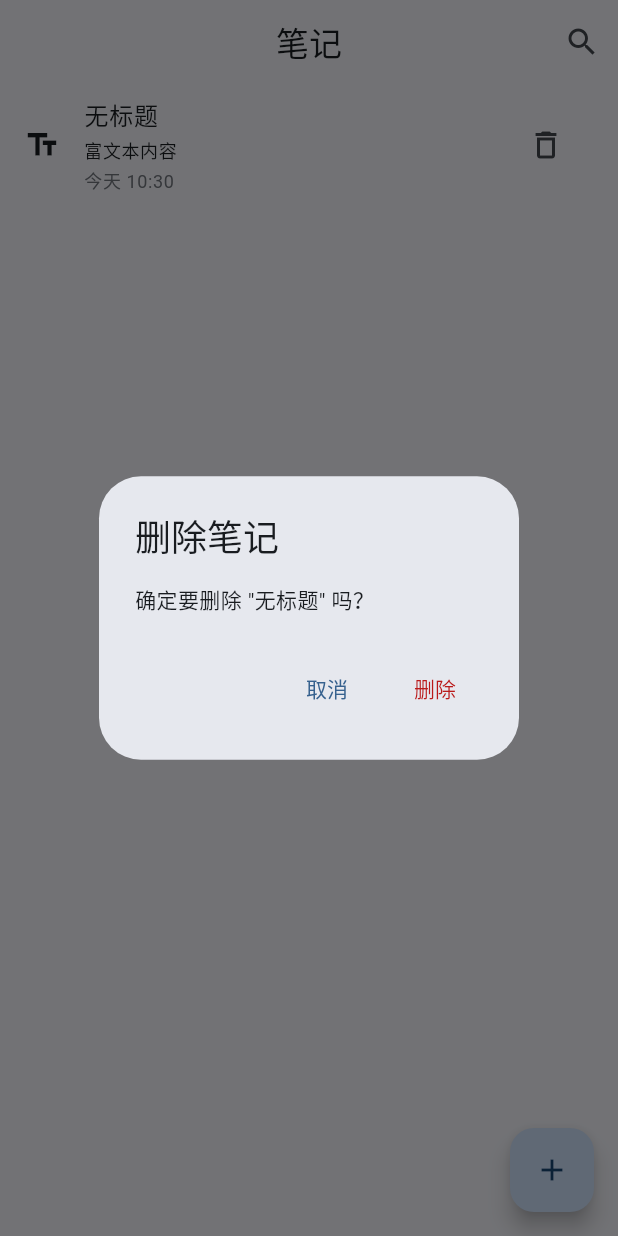
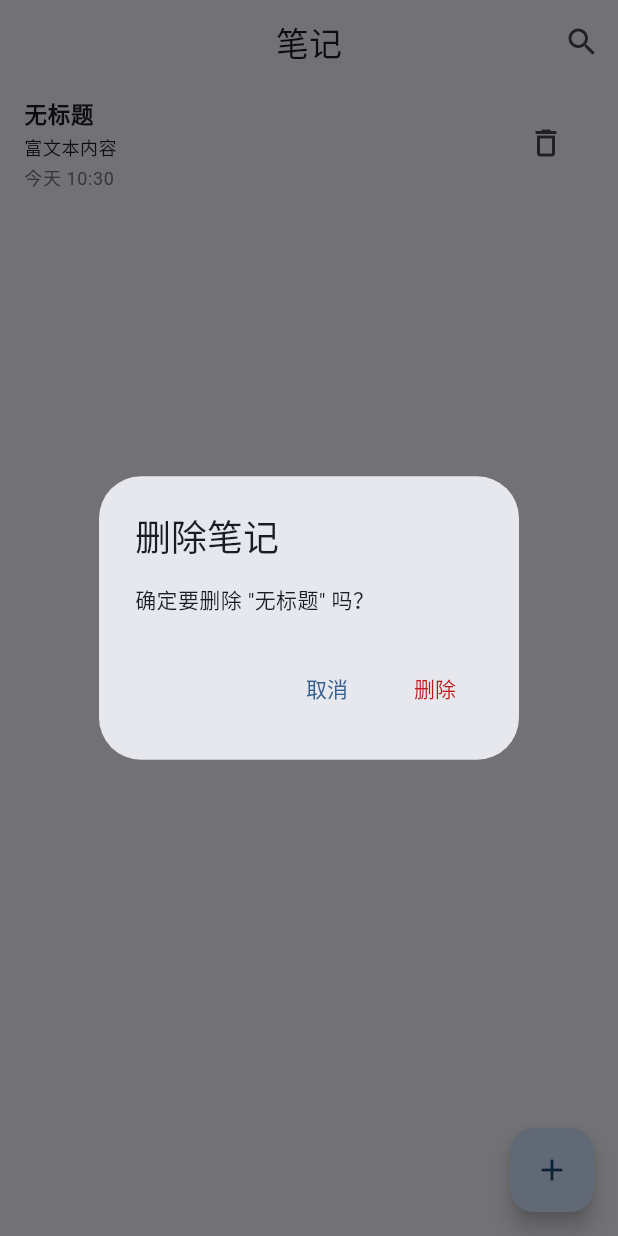
Before and after one commit to zhanglingde/flutter_note, a Flutter app: the screen it shows after launch, after a tap on the "add" icon, after a tap on the "delete outline" icon, on a phone screen of 412 x 824 dp. Run offline on Flutter 3.47's test engine with Material 3 defaults, Android fonts, the phone set to English and light mode, and no system bars; our stand-ins replace file_picker, lucide_icons, sqflite, sqflite_common_ffi; missing offline and left inert: dart_quill_delta, flutter_quill, highlight, super_clipboard; accounts and stored records are empty.

Commit message:
feat:删除标题栏，使用正文第一行作为标题

```diff
--- a/lib/screens/home_screen.dart
+++ b/lib/screens/home_screen.dart
@@ -20,7 +20,6 @@ class _HomeScreenState extends State<HomeScreen> {
   String _searchQuery = '';
   bool _isLoading = true;
   Note? _selectedNote;
-  final TextEditingController _titleController = TextEditingController();
 
   @override
   void initState() {
@@ -30,7 +29,6 @@ class _HomeScreenState extends State<HomeScreen> {
 
   @override
   void dispose() {
-    _titleController.dispose();
     super.dispose();
   }
 
@@ -118,27 +116,16 @@ class _HomeScreenState extends State<HomeScreen> {
   void _selectNote(Note note) {
     setState(() {
       _selectedNote = note;
-      _titleController.text = note.title;
     });
   }
 
   void _onContentChanged(String content) {
     if (_selectedNote == null) return;
+    final title = _extractTitle(content);
     setState(() {
       _selectedNote = _selectedNote!.copyWith(
         content: content,
-        updatedAt: DateTime.now(),
-      );
-    });
-    _updateNoteInList(_selectedNote!);
-    widget.storageService.scheduleAutoSave(_selectedNote!);
-  }
-
-  void _onTitleChanged(String value) {
-    if (_selectedNote == null) return;
-    setState(() {
-      _selectedNote = _selectedNote!.copyWith(
-        title: value,
+        title: title,
         updatedAt: DateTime.now(),
       );
     });
@@ -342,6 +329,7 @@ class _HomeScreenState extends State<HomeScreen> {
   }
 
   Widget _buildNoteCard(Note note) {
+    final title = _extractTitle(note.content);
     final preview = _getPreview(note.content);
     final isSelected = _selectedNote?.id == note.id;
 
@@ -361,16 +349,11 @@ class _HomeScreenState extends State<HomeScreen> {
             : null,
         child: ListTile(
           selected: isSelected,
-          leading: Icon(
-            Icons.text_fields,
-            color: isSelected
-                ? Theme.of(context).colorScheme.primary
-                : Theme.of(context).colorScheme.onSurface,
-          ),
           title: Text(
-            note.title.isEmpty ? '无标题' : note.title,
+            title.isEmpty ? '无标题' : title,
             maxLines: 1,
             overflow: TextOverflow.ellipsis,
+            style: const TextStyle(fontSize: 15, fontWeight: FontWeight.w600),
           ),
           subtitle: Column(
             crossAxisAlignment: CrossAxisAlignment.start,
@@ -407,30 +390,15 @@ class _HomeScreenState extends State<HomeScreen> {
 
     return Column(
       children: [
-        // 编辑器顶栏：标题 + 操作按钮
-        Container(
-          height: 56,
-          padding: const EdgeInsets.symmetric(horizontal: 16),
-          decoration: BoxDecoration(
-            color: Theme.of(context).colorScheme.surface,
-            border: Border(
-              bottom: BorderSide(color: const Color(0xFFF8F8F8)),
-            ),
-          ),
-          child: Row(
-            children: [
+        // 编辑器内容
         Expanded(
-                child: TextField(
-                  controller: _titleController,
-                  decoration: const InputDecoration(
-                    hintText: '输入标题...',
-                    border: InputBorder.none,
-                    isDense: true,
-                  ),
-                  style: Theme.of(context).textTheme.titleMedium,
-                  onChanged: _onTitleChanged,
-                ),
-              ),
+          child: KeyedSubtree(
+            key: ValueKey(note.id),
+            child: RichTextEditor(
+              initialContent: note.content,
+              onContentChanged: _onContentChanged,
+              noteId: note.id,
+              actions: [
                 PopupMenuButton<String>(
                   onSelected: (action) => _handleEditorAction(action),
                   itemBuilder: (context) => [
@@ -453,16 +421,6 @@ class _HomeScreenState extends State<HomeScreen> {
                   ],
                 ),
               ],
-          ),
-        ),
-        // 编辑器内容
-        Expanded(
-          child: KeyedSubtree(
-            key: ValueKey(note.id),
-            child: RichTextEditor(
-              initialContent: note.content,
-              onContentChanged: _onContentChanged,
-              noteId: note.id,
             ),
           ),
         ),
@@ -555,6 +513,25 @@ class _HomeScreenState extends State<HomeScreen> {
   }
 }
 
+/// 从富文本内容中提取第一行作为标题
+String _extractTitle(String content) {
+  if (content.isEmpty) return '';
+  try {
+    final delta = jsonDecode(content) as List<dynamic>;
+    final buffer = StringBuffer();
+    for (final op in delta) {
+      if (op is Map<String, dynamic> && op['insert'] is String) {
+        buffer.write(op['insert']);
+      }
+    }
+    final fullText = buffer.toString();
+    final firstLine = fullText.split('\n').first.trim();
+    return firstLine.length > 50 ? '${firstLine.substring(0, 50)}...' : firstLine;
+  } catch (e) {
+    return '';
+  }
+}
+
 /// 移动端编辑器页面（从 HomeScreen 导航进入）
 class _EditorScreenWrapper extends StatefulWidget {
   final Note note;
@@ -572,25 +549,24 @@ class _EditorScreenWrapper extends StatefulWidget {
 class _EditorScreenWrapperState extends State<_EditorScreenWrapper> {
   late Note _currentNote;
   bool _hasChanges = false;
-  final TextEditingController _titleController = TextEditingController();
 
   @override
   void initState() {
     super.initState();
     _currentNote = widget.note;
-    _titleController.text = _currentNote.title;
   }
 
   @override
   void dispose() {
-    _titleController.dispose();
     super.dispose();
   }
 
   void _onContentChanged(String content) {
+    final title = _extractTitle(content);
     setState(() {
       _currentNote = _currentNote.copyWith(
         content: content,
+        title: title,
         updatedAt: DateTime.now(),
       );
       _hasChanges = true;
@@ -622,25 +598,10 @@ class _EditorScreenWrapperState extends State<_EditorScreenWrapper> {
             icon: const Icon(Icons.arrow_back),
             onPressed: _flushAndPop,
           ),
-          title: TextField(
-            controller: _titleController,
-            decoration: const InputDecoration(
-              hintText: '输入标题...',
-              border: InputBorder.none,
-              isDense: true,
-              contentPadding: EdgeInsets.zero,
-            ),
-            style: Theme.of(context).textTheme.titleMedium,
-            onChanged: (value) {
-              setState(() {
-                _currentNote = _currentNote.copyWith(
-                  title: value,
-                  updatedAt: DateTime.now(),
-                );
-                _hasChanges = true;
-              });
-              widget.storageService.scheduleAutoSave(_currentNote);
-            },
+          title: Text(
+            _currentNote.title.isEmpty ? '无标题' : _currentNote.title,
+            maxLines: 1,
+            overflow: TextOverflow.ellipsis,
           ),
           actions: [
             PopupMenuButton<String>(
--- a/lib/widgets/rich_text_editor.dart
+++ b/lib/widgets/rich_text_editor.dart
@@ -21,12 +21,14 @@ class RichTextEditor extends StatefulWidget {
   final String initialContent;
   final Function(String) onContentChanged;
   final String noteId;
+  final List<Widget> actions;
 
   const RichTextEditor({
     super.key,
     required this.initialContent,
     required this.onContentChanged,
     required this.noteId,
+    this.actions = const [],
   });
 
   @override
@@ -518,6 +520,7 @@ class _RichTextEditorState extends State<RichTextEditor> {
               tooltip: '中英文格式化',
             ),
           ),
+          ...widget.actions,
         ],
       ),
     );
```
Lines whose indentation alone changed are shown as unchanged.
